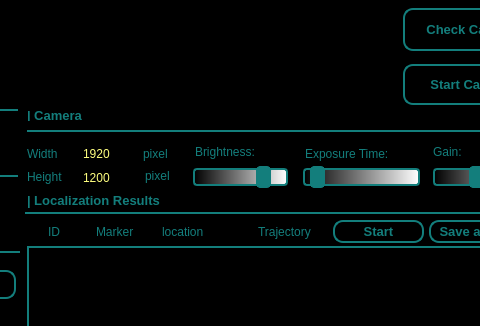
Above: viewers/localization_embedded.ui from XuelongSun/VColCOSP_GUI before the change; both pictures show x 213 to 693 and y 0 to 326 of the 777 by 585 pixel window. Below: the same form after it.
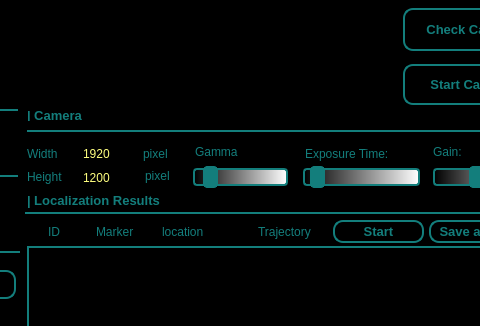
That is the form after the change. Icons and pictures are not drawn.

What changed in the file:
```diff
--- a/viewers/localization_embedded.ui
+++ b/viewers/localization_embedded.ui
@@ -434,7 +434,7 @@
     <number>100</number>
    </property>
    <property name="value">
-    <number>80</number>
+    <number>10</number>
    </property>
    <property name="orientation">
     <enum>Qt::Horizontal</enum>
@@ -666,7 +666,7 @@
     </rect>
    </property>
    <property name="text">
-    <string>Brightness:</string>
+    <string>Gamma</string>
    </property>
   </widget>
   <widget class="QSlider" name="hS_gain">
```
Left out of the diff: 2 changed lines with no effect on the pictures.
